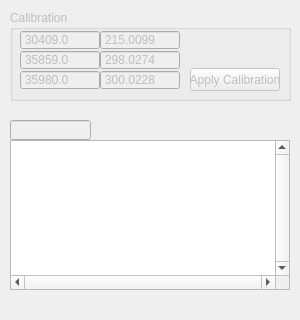
Before: the Qt Designer form src/gui/parameters_qt.ui in odile9999/asan, drawn with Qt 5.
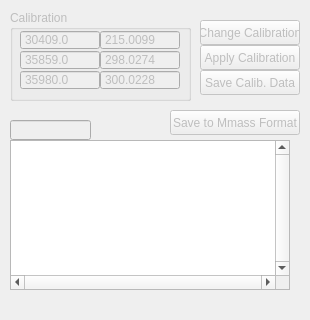
After: the same form once the commit is applied.

Commit message: Fix #1. Functionality change calib added.

What changed in the file:
```diff
--- a/src/gui/parameters_qt.ui
+++ b/src/gui/parameters_qt.ui
@@ -6,19 +6,19 @@
    <rect>
     <x>0</x>
     <y>0</y>
-    <width>300</width>
+    <width>310</width>
     <height>320</height>
    </rect>
   </property>
   <property name="minimumSize">
    <size>
-    <width>300</width>
+    <width>310</width>
     <height>320</height>
    </size>
   </property>
   <property name="maximumSize">
    <size>
-    <width>300</width>
+    <width>310</width>
     <height>350</height>
    </size>
   </property>
@@ -78,7 +78,7 @@
      <rect>
       <x>10</x>
       <y>10</y>
-      <width>281</width>
+      <width>181</width>
       <height>91</height>
      </rect>
     </property>
@@ -235,19 +235,82 @@
       <double>35980.000000000000000</double>
      </property>
     </widget>
-    <widget class="QPushButton" name="pushButton_ApplyCalib">
-     <property name="geometry">
-      <rect>
-       <x>180</x>
-       <y>58</y>
-       <width>90</width>
-       <height>23</height>
-      </rect>
-     </property>
-     <property name="text">
-      <string>Apply Calibration</string>
-     </property>
-    </widget>
+   </widget>
+   <widget class="QPushButton" name="pushButton_ApplyCalib">
+    <property name="enabled">
+     <bool>false</bool>
+    </property>
+    <property name="geometry">
+     <rect>
+      <x>200</x>
+      <y>45</y>
+      <width>100</width>
+      <height>25</height>
+     </rect>
+    </property>
+    <property name="text">
+     <string>Apply Calibration</string>
+    </property>
+    <property name="checkable">
+     <bool>false</bool>
+    </property>
+   </widget>
+   <widget class="QPushButton" name="pushButton_ChangeCalib">
+    <property name="enabled">
+     <bool>false</bool>
+    </property>
+    <property name="geometry">
+     <rect>
+      <x>200</x>
+      <y>20</y>
+      <width>100</width>
+      <height>25</height>
+     </rect>
+    </property>
+    <property name="text">
+     <string>Change Calibration</string>
+    </property>
+    <property name="checkable">
+     <bool>false</bool>
+    </property>
+   </widget>
+   <widget class="QPushButton" name="pushButton_SaveCalibData">
+    <property name="enabled">
+     <bool>false</bool>
+    </property>
+    <property name="geometry">
+     <rect>
+      <x>200</x>
+      <y>70</y>
+      <width>100</width>
+      <height>25</height>
+     </rect>
+    </property>
+    <property name="text">
+     <string>Save Calib. Data</string>
+    </property>
+    <property name="checkable">
+     <bool>false</bool>
+    </property>
+   </widget>
+   <widget class="QPushButton" name="pushButton_SaveMmassData">
+    <property name="enabled">
+     <bool>false</bool>
+    </property>
+    <property name="geometry">
+     <rect>
+      <x>170</x>
+      <y>110</y>
+      <width>130</width>
+      <height>25</height>
+     </rect>
+    </property>
+    <property name="text">
+     <string>Save to Mmass Format</string>
+    </property>
+    <property name="checkable">
+     <bool>false</bool>
+    </property>
    </widget>
   </widget>
  </widget>
```
The commit also changes 8 other files.
